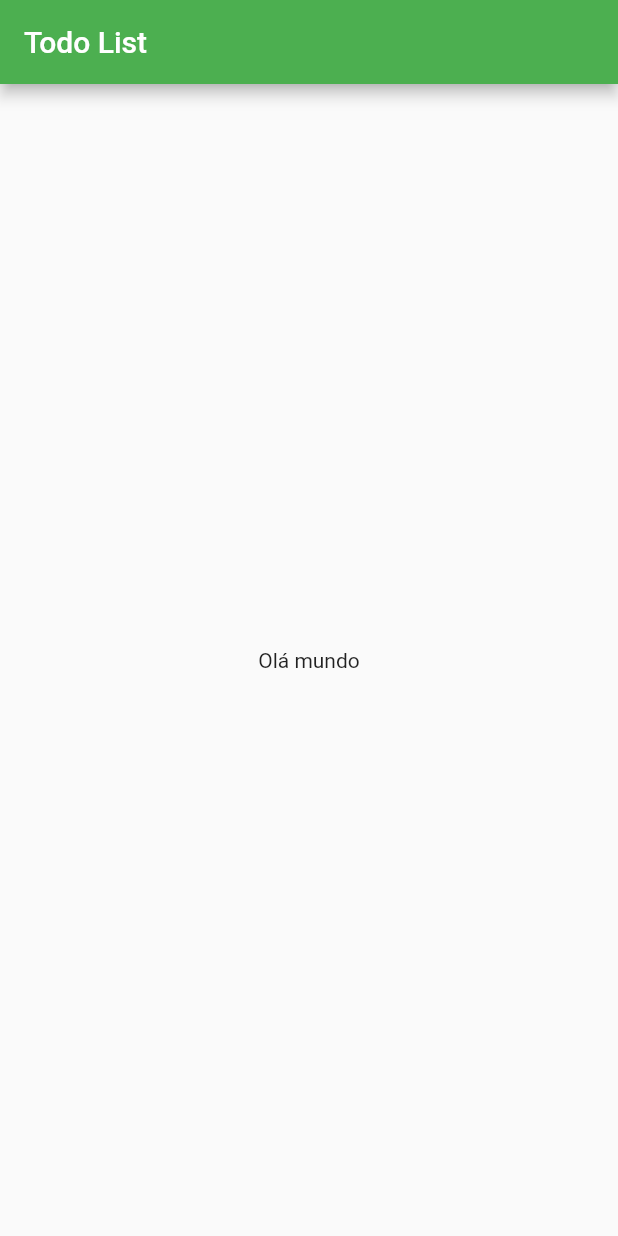
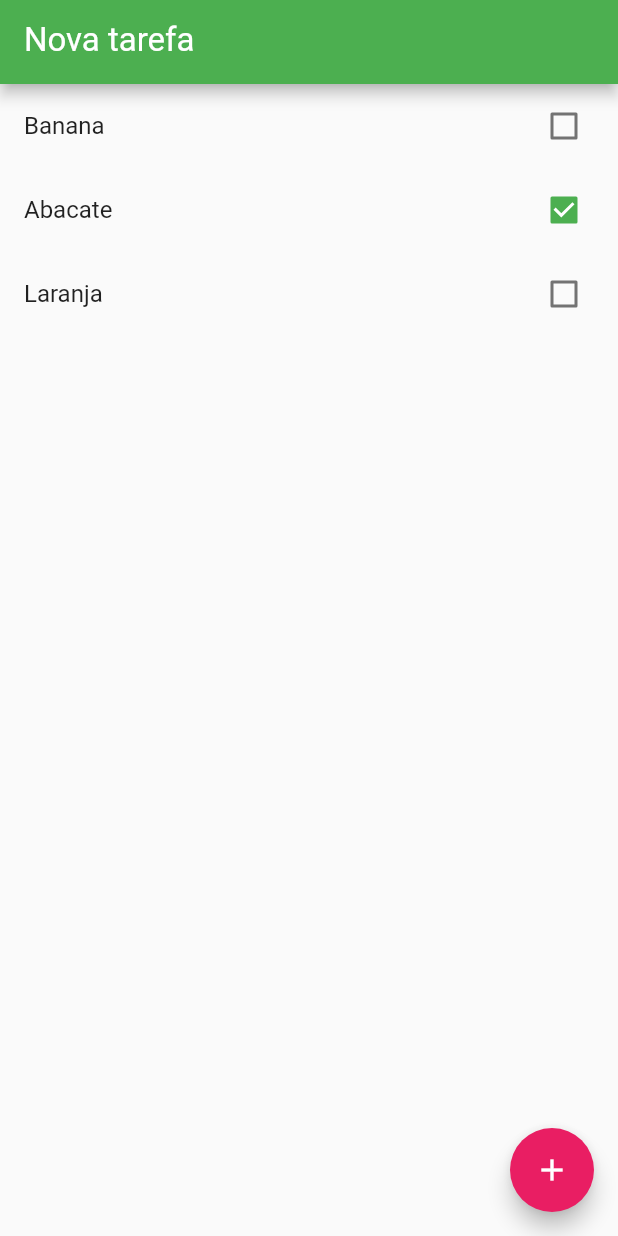
Before and after one commit to freitasDavi/flutter_todo, a Flutter app: the screen it shows after launch, on a phone screen of 412 x 824 dp. Run offline on Flutter 3.47's test engine with Material 2 defaults, Android fonts, the phone set to English and light mode, and no system bars.

Commit message:
Created structure + add function

```diff
--- a/lib/main.dart
+++ b/lib/main.dart
@@ -1,4 +1,5 @@
 import 'package:flutter/material.dart';
+import 'package:todo/models/item.dart';
 
 void main() {
   runApp(const App());
@@ -20,19 +21,72 @@ class App extends StatelessWidget {
   }
 }
 
-class HomePage extends StatelessWidget {
-  //const HomePage({Key? key}) : super(key: key);
+class HomePage extends StatefulWidget {
+  var items = <Item>[];
+
+  HomePage({Key? key}) : super(key: key) {
+    items = [];
+    items.add(Item(title: "Banana", done: false));
+    items.add(Item(title: "Abacate", done: true));
+    items.add(Item(title: "Laranja", done: false));
+  }
+
+  @override
+  State<HomePage> createState() => _HomePageState();
+}
+
+class _HomePageState extends State<HomePage> {
+  var newTaskCtrl = TextEditingController();
+
+  void add() {
+    if (newTaskCtrl.text.isEmpty) return;
+
+    setState(() {
+      widget.items.add(
+        Item(
+          title: newTaskCtrl.text,
+          done: false,
+        ),
+      );
+      newTaskCtrl.clear();
+    });
+  }
 
   @override
   Widget build(BuildContext context) {
     return Scaffold(
       appBar: AppBar(
-        title: Text("Todo List"),
+          title: TextFormField(
+        controller: newTaskCtrl,
+        keyboardType: TextInputType.text,
+        style: const TextStyle(
+          color: Colors.white,
+          fontSize: 22,
+        ),
+        decoration: const InputDecoration(
+            labelText: "Nova tarefa",
+            labelStyle: TextStyle(color: Colors.white)),
+      )),
+      body: ListView.builder(
+        itemCount: widget.items.length,
+        itemBuilder: (BuildContext context, int index) {
+          final item = widget.items[index];
+          return CheckboxListTile(
+            title: Text(item.title ?? ""),
+            key: Key(item.title ?? ""),
+            value: item.done,
+            onChanged: (value) {
+              setState(() {
+                item.done = value;
+              });
+            },
+          );
+        },
       ),
-      body: Container(
-        child: Center(
-          child: Text("Olá mundo"),
-        ),
+      floatingActionButton: FloatingActionButton(
+        onPressed: add,
+        backgroundColor: Colors.pink,
+        child: const Icon(Icons.add),
       ),
     );
   }
--- /dev/null
+++ b/lib/models/item.dart
@@ -0,0 +1,18 @@
+class Item {
+  String? title;
+  bool? done;
+
+  Item({this.title, this.done});
+
+  Item.fromJson(Map<String, dynamic> json) {
+    title = json['title'];
+    done = json['done'];
+  }
+
+  Map<String, dynamic> toJson() {
+    final Map<String, dynamic> data = <String, dynamic>{};
+    data['title'] = title;
+    data['done'] = done;
+    return data;
+  }
+}
```
